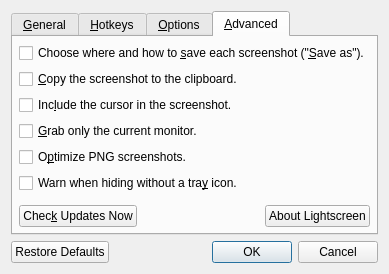
This is dialogs/optionsdialog.ui in manjeetdahiya/lightscreen-clone as Qt 5 draws it before an edit. The edited form follows.
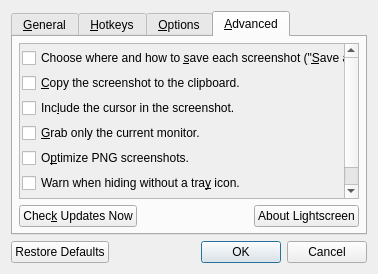
This is the edited form. The open tabs and pages were chosen to show the change. Icons and pictures are not drawn. Custom widgets are drawn as their Qt base class.

Commit message: Improved area selector magnifier

What changed in the file:
```diff
--- a/dialogs/optionsdialog.ui
+++ b/dialogs/optionsdialog.ui
@@ -6,7 +6,7 @@
    <rect>
     <x>0</x>
     <y>0</y>
-    <width>356</width>
+    <width>376</width>
     <height>266</height>
    </rect>
   </property>
@@ -609,6 +609,45 @@
         <number>6</number>
        </property>
        <item>
+        <widget class="QScrollArea" name="scrollArea">
+         <property name="minimumSize">
+          <size>
+           <width>340</width>
+           <height>0</height>
+          </size>
+         </property>
+         <property name="horizontalScrollBarPolicy">
+          <enum>Qt::ScrollBarAlwaysOff</enum>
+         </property>
+         <property name="widgetResizable">
+          <bool>true</bool>
+         </property>
+         <widget class="QWidget" name="scrollAreaWidgetContents">
+          <property name="geometry">
+           <rect>
+            <x>0</x>
+            <y>0</y>
+            <width>324</width>
+            <height>164</height>
+           </rect>
+          </property>
+          <layout class="QVBoxLayout" name="verticalLayout">
+           <property name="spacing">
+            <number>5</number>
+           </property>
+           <property name="leftMargin">
+            <number>2</number>
+           </property>
+           <property name="topMargin">
+            <number>4</number>
+           </property>
+           <property name="rightMargin">
+            <number>2</number>
+           </property>
+           <property name="bottomMargin">
+            <number>4</number>
+           </property>
+           <item>
         <widget class="QCheckBox" name="saveAsCheckBox">
          <property name="text">
           <string>Choose where and how to &amp;save each screenshot (&quot;&amp;Save as&quot;).</string>
@@ -654,17 +693,15 @@
         </widget>
        </item>
        <item>
-        <spacer name="verticalSpacer">
-         <property name="orientation">
-          <enum>Qt::Vertical</enum>
-         </property>
-         <property name="sizeHint" stdset="0">
-          <size>
-           <width>20</width>
-           <height>1</height>
-          </size>
-         </property>
-        </spacer>
+            <widget class="QCheckBox" name="animationsCheckBox">
+             <property name="text">
+              <string>Disable animations</string>
+             </property>
+            </widget>
+           </item>
+          </layout>
+         </widget>
+        </widget>
        </item>
        <item>
         <layout class="QHBoxLayout" name="advancedButtonLayout">
```
Left out of the diff: 16 changed lines with no effect on the pictures. Lines whose indentation alone changed are shown as unchanged. The commit also changes 5 other files.
